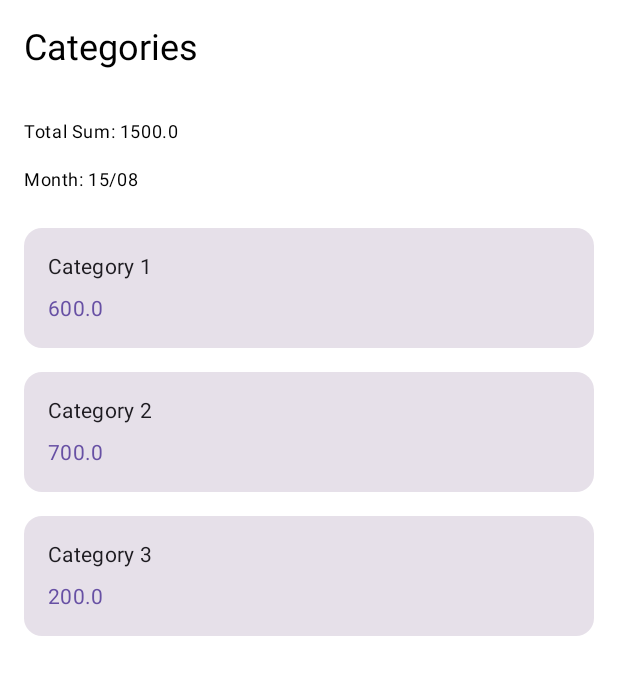
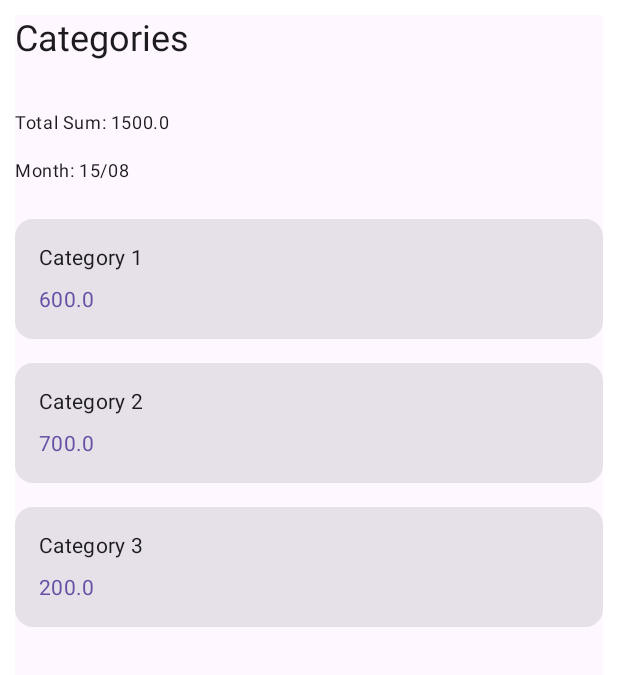
Before and after one commit to andreiflo94/spendings, an Android app built with Jetpack Compose: the @Preview function MonthlySpendingsDetailedScreenPreview, on a phone screen of 412 x 824 dp. Shown: the top 675 px of the screen. Run offline under Robolectric (Android 15) with nearby library versions, the phone set to English and light mode, and no system bars; libraries missing offline, so code that uses them is left out: com.bumptech.glide.

Commit message:
Refactor screens to use custom app Scaffold

```diff
--- a/app/src/main/java/com/heixss/spendings/composables/General.kt
+++ b/app/src/main/java/com/heixss/spendings/composables/General.kt
@@ -4,9 +4,19 @@ import android.app.Activity
 import androidx.activity.compose.rememberLauncherForActivityResult
 import androidx.activity.result.contract.ActivityResultContracts
 import androidx.compose.foundation.layout.Column
+import androidx.compose.foundation.layout.PaddingValues
+import androidx.compose.foundation.layout.fillMaxWidth
 import androidx.compose.foundation.layout.padding
 import androidx.compose.foundation.layout.size
+import androidx.compose.foundation.layout.wrapContentHeight
+import androidx.compose.material.icons.Icons
+import androidx.compose.material.icons.filled.Add
 import androidx.compose.material3.Button
+import androidx.compose.material3.ExperimentalMaterial3Api
+import androidx.compose.material3.FloatingActionButton
+import androidx.compose.material3.Icon
+import androidx.compose.material3.MaterialTheme
+import androidx.compose.material3.Scaffold
 import androidx.compose.material3.Text
 import androidx.compose.runtime.Composable
 import androidx.compose.runtime.getValue
@@ -15,6 +25,8 @@ import androidx.compose.runtime.remember
 import androidx.compose.runtime.setValue
 import androidx.compose.ui.Modifier
 import androidx.compose.ui.platform.LocalContext
+import androidx.compose.ui.platform.testTag
+import androidx.compose.ui.text.style.TextOverflow
 import androidx.compose.ui.tooling.preview.Preview
 import androidx.compose.ui.unit.dp
 import com.bumptech.glide.integration.compose.ExperimentalGlideComposeApi
@@ -70,3 +82,41 @@ fun CameraGalleryChooser() {
 fun CameraGalleryChooserPreview() {
     CameraGalleryChooser()
 }
+
+@Composable
+fun AppToolbar(title: String) {
+    Text(
+        modifier = Modifier
+            .fillMaxWidth()
+            .wrapContentHeight()
+            .padding(bottom = 16.dp),
+        text = title,
+        style = MaterialTheme.typography.headlineSmall,
+        overflow = TextOverflow.Ellipsis
+    )
+}
+
+@OptIn(ExperimentalMaterial3Api::class)
+@Composable
+fun AppScaffold(
+    pageTitle: String,
+    showAddButton: Boolean = false,
+    onAddClick: () -> Unit,
+    content: @Composable (PaddingValues) -> Unit,
+) {
+    Scaffold(
+        modifier = Modifier.padding(10.dp),
+        topBar = { AppToolbar(title = pageTitle) },
+        content = content,
+        floatingActionButton = {
+            if (showAddButton) {
+                FloatingActionButton(
+                    onClick = { onAddClick() },
+                    Modifier.testTag("Add")
+                ) {
+                    Icon(Icons.Default.Add, contentDescription = "Add")
+                }
+            }
+        }
+    )
+}
--- a/app/src/main/java/com/heixss/spendings/composables/Screen.kt
+++ /dev/null
@@ -1,31 +0,0 @@
-package com.heixss.spendings.composables
-
-import androidx.compose.foundation.layout.Column
-import androidx.compose.foundation.layout.fillMaxSize
-import androidx.compose.foundation.layout.fillMaxWidth
-import androidx.compose.foundation.layout.padding
-import androidx.compose.foundation.layout.wrapContentHeight
-import androidx.compose.material3.MaterialTheme
-import androidx.compose.material3.Text
-import androidx.compose.runtime.Composable
-import androidx.compose.ui.Modifier
-import androidx.compose.ui.text.style.TextOverflow
-import androidx.compose.ui.unit.dp
-
-@Composable
-fun Screen(screenTitle: String, content: @Composable () -> Unit){
-    Column(
-        modifier = Modifier
-            .fillMaxSize()
-            .wrapContentHeight()
-            .padding(16.dp)
-    ){
-        Text(
-            modifier = Modifier.fillMaxWidth().wrapContentHeight()
-                .padding(bottom = 16.dp),
-            text = screenTitle,
-            style = MaterialTheme.typography.headlineSmall,
-            overflow = TextOverflow.Ellipsis)
-        content()
-    }
-}
--- a/app/src/main/java/com/heixss/spendings/feature/presentation/ui/screen/CategoriesScreen.kt
+++ b/app/src/main/java/com/heixss/spendings/feature/presentation/ui/screen/CategoriesScreen.kt
@@ -20,26 +20,26 @@ import androidx.compose.ui.Modifier
 import androidx.compose.ui.text.style.TextOverflow
 import androidx.compose.ui.tooling.preview.Preview
 import androidx.compose.ui.unit.dp
-import com.heixss.spendings.composables.Screen
-import com.heixss.spendings.feature.data.database.CategoryEntity
+import com.heixss.spendings.composables.AppScaffold
 import com.heixss.spendings.feature.domain.model.TotalSpendingPerCategory
 
 @Composable
 fun CategoriesScreen(
-    uiModel: State<CategoriesScreenState>,
-    onItemClick: (Long) -> Unit
+    uiModel: State<CategoriesScreenState>, onItemClick: (Long) -> Unit
 ) {
-    Screen("Categories") {
-        Column(modifier = Modifier.fillMaxSize()) {
+    AppScaffold(pageTitle = "Categories", onAddClick = {}) { innerPadding ->
+        Column(
+            modifier = Modifier
+                .fillMaxSize()
+                .padding(innerPadding)
+        ) {
             Text(
                 text = "Total Sum: " + uiModel.value.totalSum.toString(),
                 style = MaterialTheme.typography.bodySmall,
                 modifier = Modifier.padding(top = 16.dp)
             )
             Text(
-                text = "Month: " + uiModel.value.month,
-                style = MaterialTheme.typography.bodySmall,
-                modifier = Modifier.padding(top = 16.dp)
+                text = "Month: " + uiModel.value.month, style = MaterialTheme.typography.bodySmall, modifier = Modifier.padding(top = 16.dp)
             )
             Spacer(modifier = Modifier.height(16.dp))
             SpendingList(uiModel.value.totalSpendingPerCategoryList, onItemClick)
@@ -49,8 +49,7 @@ fun CategoriesScreen(
 
 @Composable
 fun SpendingList(
-    spendingList: List<TotalSpendingPerCategory>,
-    onItemClick: (Long) -> Unit
+    spendingList: List<TotalSpendingPerCategory>, onItemClick: (Long) -> Unit
 ) {
     LazyColumn(
         modifier = Modifier.fillMaxSize()
@@ -64,25 +63,18 @@ fun SpendingList(
 @OptIn(ExperimentalMaterial3Api::class)
 @Composable
 fun SpendingListItem(
-    spendingItem: TotalSpendingPerCategory,
-    onItemClick: (Long) -> Unit
+    spendingItem: TotalSpendingPerCategory, onItemClick: (Long) -> Unit
 ) {
-    Card(
-        modifier = Modifier
-            .fillMaxWidth()
-            .padding(top = 8.dp, bottom = 8.dp),
-        onClick = {
-            onItemClick(spendingItem.categoryId)
-        }
-    ) {
+    Card(modifier = Modifier
+        .fillMaxWidth()
+        .padding(top = 8.dp, bottom = 8.dp), onClick = {
+        onItemClick(spendingItem.categoryId)
+    }) {
         Column(
             modifier = Modifier.padding(16.dp)
         ) {
             Text(
-                text = spendingItem.categoryName,
-                style = MaterialTheme.typography.bodyMedium,
-                maxLines = 1,
-                overflow = TextOverflow.Ellipsis
+                text = spendingItem.categoryName, style = MaterialTheme.typography.bodyMedium, maxLines = 1, overflow = TextOverflow.Ellipsis
             )
             Spacer(modifier = Modifier.height(8.dp))
             Text(
@@ -99,9 +91,7 @@ fun SpendingListItem(
 fun MonthlySpendingsDetailedScreenPreview() {
     val uiModel = remember {
         CategoriesScreenState(
-            totalSum = 1500.0,
-            month = "15/08",
-            totalSpendingPerCategoryList = listOf(
+            totalSum = 1500.0, month = "15/08", totalSpendingPerCategoryList = listOf(
                 TotalSpendingPerCategory(categoryId = 1, categoryName = "Category 1", totalSpendingValue = 600.0),
                 TotalSpendingPerCategory(categoryId = 2, categoryName = "Category 2", totalSpendingValue = 700.0),
                 TotalSpendingPerCategory(categoryId = 3, categoryName = "Category 3", totalSpendingValue = 200.0)
@@ -111,8 +101,5 @@ fun MonthlySpendingsDetailedScreenPreview() {
 
     val uiModelState = remember { mutableStateOf(uiModel) }
 
-    CategoriesScreen(
-        uiModel = uiModelState,
-        onItemClick = {}
-    )
+    CategoriesScreen(uiModel = uiModelState, onItemClick = {})
 }
```
Also changed, not shown: app/src/main/java/com/heixss/spendings/feature/presentation/MainActivity.kt (+6 -3 lines), app/src/main/java/com/heixss/spendings/feature/presentation/ui/screen/AddSpeningScreen.kt (+5 -5 lines), app/src/main/java/com/heixss/spendings/feature/presentation/ui/screen/MonthsScreen.kt (+10 -10 lines), app/src/main/java/com/heixss/spendings/feature/presentation/ui/screen/SpendingsScreen.kt (+24 -5 lines), 1 other file.
